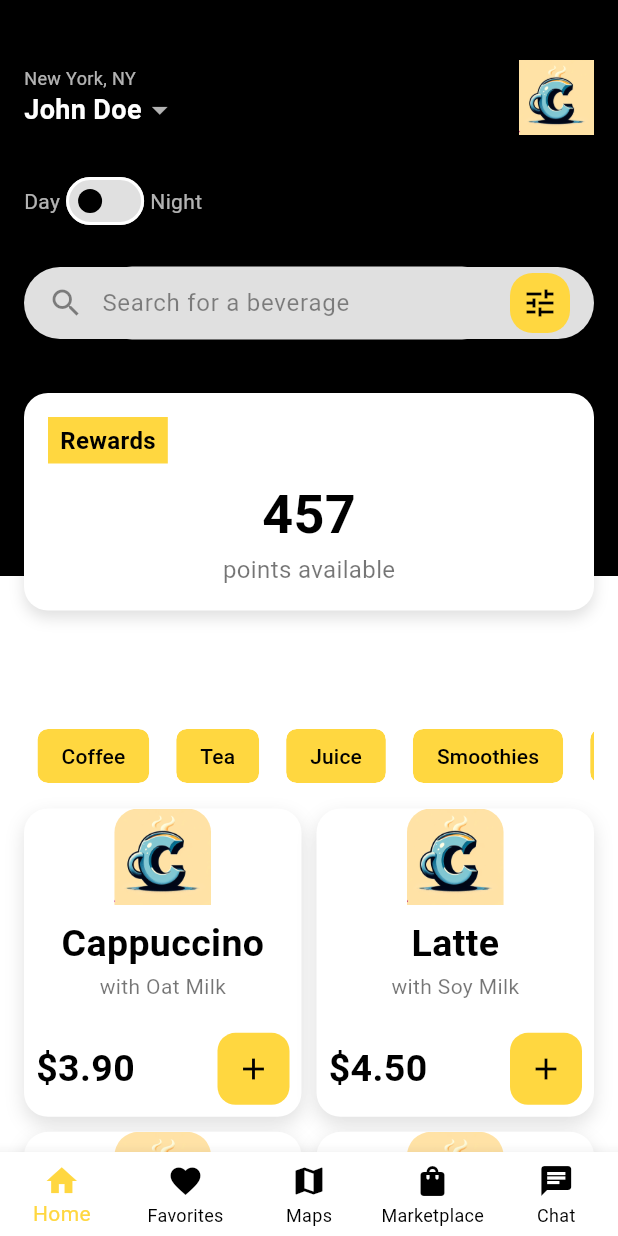
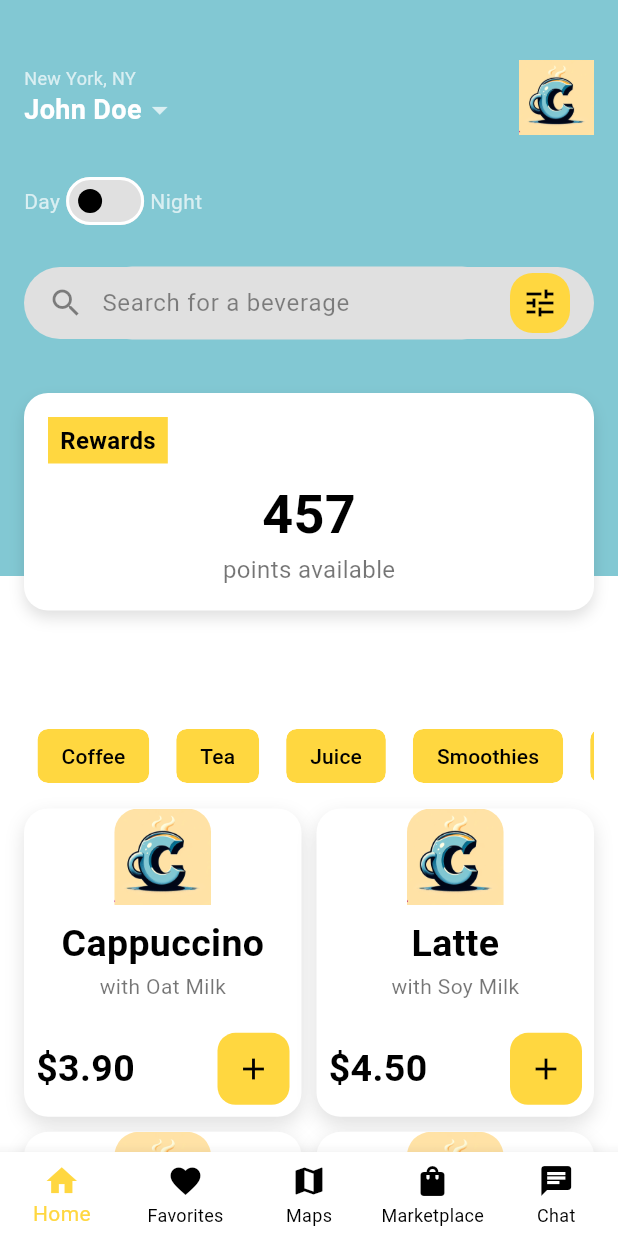
Before and after one commit to seena-kab/CupCompanion, a Flutter app: the HomeScreen screen opened by its route, on a phone screen of 412 x 824 dp. Run offline on Flutter 3.47's test engine with Material 3 defaults, Android fonts, the phone set to English and light mode, and no system bars; our stand-ins replace firebase_auth, firebase_core, firebase_database; accounts and stored records are empty.

Commit message:
background color changed for day mode

```diff
--- a/cup_companion/lib/screens/home_screen.dart
+++ b/cup_companion/lib/screens/home_screen.dart
@@ -141,7 +141,7 @@ class HomeScreenState extends State<HomeScreen> {
                 Expanded(
                   flex: 1,
                   child: Container(
-                    color: Colors.black,
+                    color: const Color.fromARGB(255, 130,200,211),
                   ),
                 ),
                 Expanded(
```
